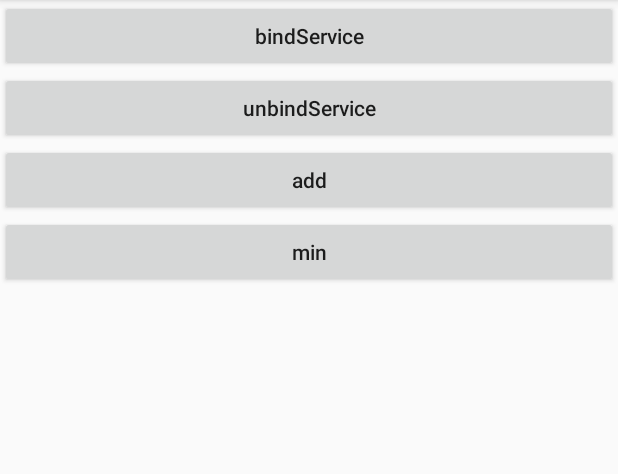
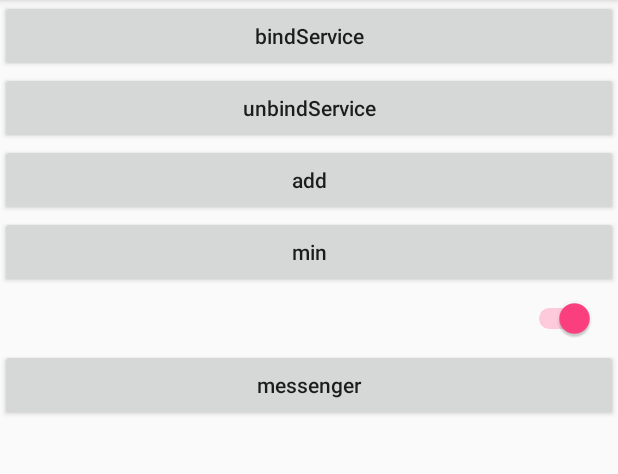
Before and after one commit to waldenwang7678/AIDLTest, an Android app: the screen it shows after launch (MainActivity), after a tap on "bindService", on a phone screen of 412 x 824 dp, the part 84-558 px from its top. Run offline under Robolectric (Android 15) with nearby library versions, the phone set to English and light mode, and no system bars; libraries missing offline, so code that uses them is left out: com.walden.aidl.

Commit message:
添加 messenger

```diff
--- a/app/src/main/java/com/wangjt/aidltest/MainActivity.java
+++ b/app/src/main/java/com/wangjt/aidltest/MainActivity.java
@@ -5,10 +5,15 @@ import android.content.Context;
 import android.content.Intent;
 import android.content.ServiceConnection;
 import android.os.Bundle;
+import android.os.Handler;
 import android.os.IBinder;
+import android.os.Message;
+import android.os.Messenger;
 import android.os.RemoteException;
 import android.support.v7.app.AppCompatActivity;
 import android.view.View;
+import android.widget.CompoundButton;
+import android.widget.Switch;
 import android.widget.Toast;
 
 import com.walden.aidl.MyAidl;
@@ -18,6 +23,7 @@ public class MainActivity extends AppCompatActivity implements View.OnClickListe
     MyAidl aidl;
     boolean useAIDL = false;   //进程通信, 使用或不使用 aidl ,
     IBinder binder;
+    Messenger mMessenger;
 
     private ServiceConnection connection = new ServiceConnection() {
         @Override
@@ -37,6 +43,32 @@ public class MainActivity extends AppCompatActivity implements View.OnClickListe
             Toast.makeText(MainActivity.this, "连接失败", Toast.LENGTH_SHORT).show();
         }
     };
+    private ServiceConnection conMessenger = new ServiceConnection() {
+        @Override
+        public void onServiceConnected(ComponentName componentName, IBinder iBinder) {
+            mMessenger = new Messenger(iBinder);
+            //todo
+
+            Toast.makeText(MainActivity.this, "messenger连接成功", Toast.LENGTH_SHORT).show();
+        }
+
+        @Override
+        public void onServiceDisconnected(ComponentName componentName) {
+            mMessenger = null;
+            Toast.makeText(MainActivity.this, "messenger连接失败", Toast.LENGTH_SHORT).show();
+        }
+    };
+    Handler handler = new Handler() {
+        @Override
+        public void handleMessage(Message msg) {
+            super.handleMessage(msg);
+            Bundle bundle = msg.getData();
+            if (bundle != null) {
+                String str = bundle.getString("address");
+                Toast.makeText(MainActivity.this, str, Toast.LENGTH_SHORT).show();
+            }
+        }
+    };
 
     @Override
     protected void onCreate(Bundle savedInstanceState) {
@@ -50,23 +82,31 @@ public class MainActivity extends AppCompatActivity implements View.OnClickListe
         findViewById(R.id.unbindService).setOnClickListener(this);
         findViewById(R.id.add).setOnClickListener(this);
         findViewById(R.id.min).setOnClickListener(this);
+        findViewById(R.id.messenger_connect).setOnClickListener(this);
+        Switch swButton = (Switch) findViewById(R.id.switch1);
+        swButton.setChecked(true);
+        swButton.setOnCheckedChangeListener(new CompoundButton.OnCheckedChangeListener() {
+            @Override
+            public void onCheckedChanged(CompoundButton compoundButton, boolean b) {
+                if (b) {
+                    useAIDL = true;
+                } else {
+                    useAIDL = false;
+                }
+                connect();  //切换一次就连接一次
+            }
+        });
     }
 
     @Override
     public void onClick(View view) {
         switch (view.getId()) {
             case R.id.bindService:
-                Intent intent = new Intent();
-                if (useAIDL) {
-                    intent.setAction("com.walden.aidl");   //服务端提供的服务
-                } else {
-                    intent.setAction("com.walden.aidl_no_aidl");  //不使用 AIDL
-                }
-                intent.setPackage("com.wangjt.aidlservice");
-                bindService(intent, connection, Context.BIND_AUTO_CREATE);  //连接到一个服务
+                connect();  //连接
                 break;
             case R.id.unbindService:
                 unbindService(connection);  //断开连接
+                Toast.makeText(this, "断开连接", Toast.LENGTH_SHORT).show();
                 break;
             case R.id.add:
 
@@ -135,6 +175,23 @@ public class MainActivity extends AppCompatActivity implements View.OnClickListe
                     Toast.makeText(this, "服务端未绑定或被异常杀死，请重新绑定服务端", Toast.LENGTH_SHORT).show();
                 }
                 break;
+            case R.id.messenger_connect:
+                Intent intent = new Intent();
+                intent.setAction("com.walden.messenger");  //连接 messenger service
+                intent.setPackage("com.wangjt.aidlservice");
+                bindService(intent, conMessenger, Context.BIND_AUTO_CREATE);  //连接到一个服务
+                break;
         }
     }
+
+    private void connect() {
+        Intent intent = new Intent();
+        if (useAIDL) {
+            intent.setAction("com.walden.aidl");   //服务端提供的服务
+        } else {
+            intent.setAction("com.walden.aidl_no_aidl");  //不使用 AIDL
+        }
+        intent.setPackage("com.wangjt.aidlservice");
+        bindService(intent, connection, Context.BIND_AUTO_CREATE);  //连接到一个服务
+    }
 }
--- a/app/src/main/res/layout/activity_main.xml
+++ b/app/src/main/res/layout/activity_main.xml
@@ -35,4 +35,21 @@
         android:text="min"
         android:textAllCaps="false" />
 
+    <Switch
+        android:id="@+id/switch1"
+        android:layout_width="wrap_content"
+        android:layout_height="wrap_content"
+        android:layout_gravity="right"
+        android:layout_marginRight="15dp"
+        android:checked="true"
+        android:textOff="不使用AIDL"
+        android:textOn="使用AIDL"
+        android:textSize="30sp" />
+
+    <Button
+        android:textAllCaps="false"
+        android:id="@+id/messenger_connect"
+        android:layout_width="match_parent"
+        android:layout_height="wrap_content"
+        android:text="messenger" />
 </LinearLayout>
```
